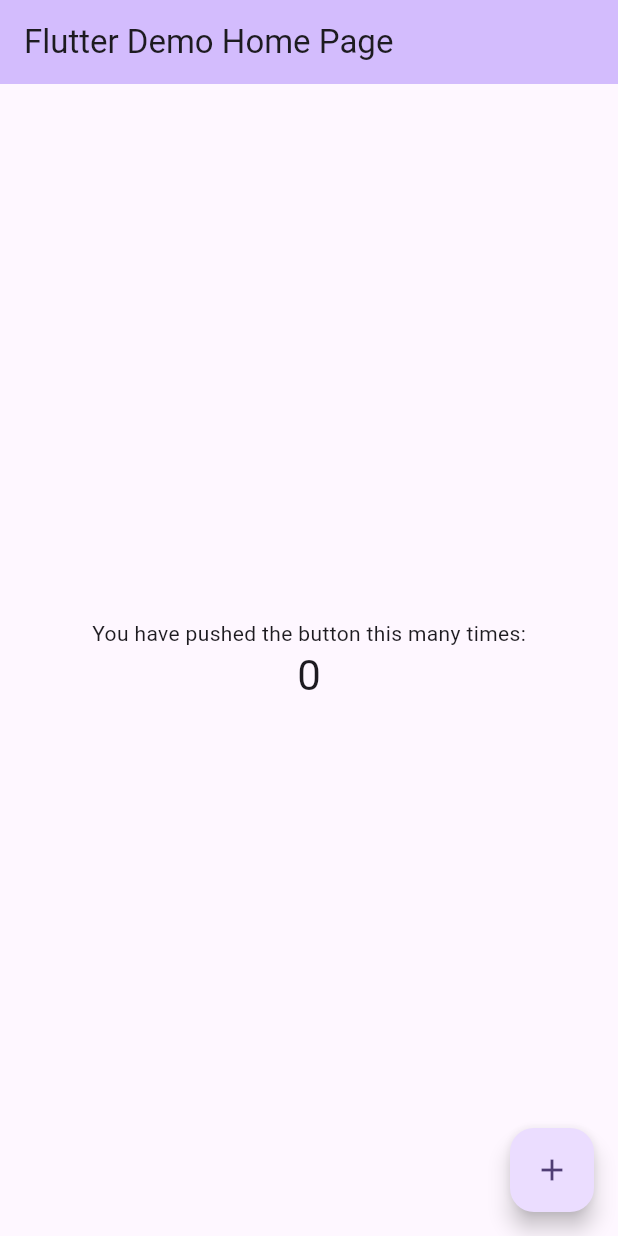
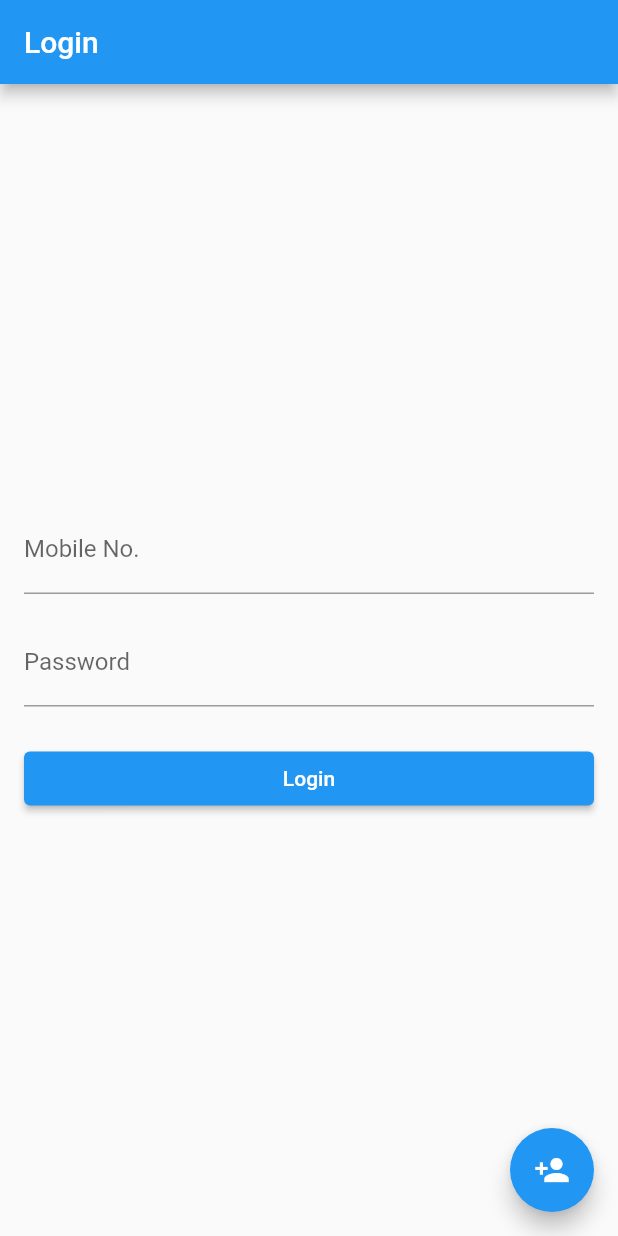
Before and after one commit to yash9111/Women-Safety-App, a Flutter app: the screen it shows after launch, on a phone screen of 412 x 824 dp. Run offline on Flutter 3.47's test engine with Material 2 defaults, Android fonts, the phone set to English and light mode, and no system bars.

Commit message:
added login and regristration functionality

```diff
--- /dev/null
+++ b/lib/Screens/loginScreen.dart
@@ -0,0 +1,59 @@
+import 'package:flutter/material.dart';
+import 'package:women_safety_app/Screens/regristrationScreen.dart';
+
+class LoginPage extends StatelessWidget {
+  @override
+  Widget build(BuildContext context) {
+    return Scaffold(
+      appBar: AppBar(title: Text("Login")),
+      body: Center(
+        child: LoginForm(),
+      ),
+      floatingActionButton: FloatingActionButton(
+        onPressed: () {
+          Navigator.push(
+            context,
+            MaterialPageRoute(builder: (context) => RegistrationPage()),
+          );
+        },
+        child: Icon(Icons.person_add),
+      ),
+    );
+  }
+}
+
+class LoginForm extends StatelessWidget {
+  @override
+  Widget build(BuildContext context) {
+    TextEditingController username_controller = TextEditingController();
+    TextEditingController password_controller = TextEditingController();
+
+    return Padding(
+      padding: const EdgeInsets.all(16.0),
+      child: Column(
+        mainAxisAlignment: MainAxisAlignment.center,
+        crossAxisAlignment: CrossAxisAlignment.stretch,
+        children: [
+          TextField(
+            decoration: InputDecoration(labelText: "Mobile No."),
+            controller: username_controller,
+          ),
+          SizedBox(height: 16.0),
+          TextField(
+            decoration: InputDecoration(labelText: "Password"),
+            controller: password_controller,
+            obscureText: true,
+          ),
+          SizedBox(height: 24.0),
+          ElevatedButton(
+            onPressed: () {
+              print(username_controller.text.toString());
+              print(password_controller.text);
+            },
+            child: Text("Login"),
+          ),
+        ],
+      ),
+    );
+  }
+}
--- a/lib/main.dart
+++ b/lib/main.dart
@@ -1,125 +1,17 @@
 import 'package:flutter/material.dart';
 
+import 'Screens/loginScreen.dart';
+
 void main() {
-  runApp(const MyApp());
+  runApp(MyApp());
 }
 
 class MyApp extends StatelessWidget {
-  const MyApp({super.key});
-
-  // This widget is the root of your application.
   @override
   Widget build(BuildContext context) {
     return MaterialApp(
-      title: 'Flutter Demo',
-      theme: ThemeData(
-        // This is the theme of your application.
-        //
-        // TRY THIS: Try running your application with "flutter run". You'll see
-        // the application has a blue toolbar. Then, without quitting the app,
-        // try changing the seedColor in the colorScheme below to Colors.green
-        // and then invoke "hot reload" (save your changes or press the "hot
-        // reload" button in a Flutter-supported IDE, or press "r" if you used
-        // the command line to start the app).
-        //
-        // Notice that the counter didn't reset back to zero; the application
-        // state is not lost during the reload. To reset the state, use hot
-        // restart instead.
-        //
-        // This works for code too, not just values: Most code changes can be
-        // tested with just a hot reload.
-        colorScheme: ColorScheme.fromSeed(seedColor: Colors.deepPurple),
-        useMaterial3: true,
-      ),
-      home: const MyHomePage(title: 'Flutter Demo Home Page'),
+      debugShowCheckedModeBanner: false,
+      home: LoginPage(),
     );
   }
 }
-
-class MyHomePage extends StatefulWidget {
-  const MyHomePage({super.key, required this.title});
-
-  // This widget is the home page of your application. It is stateful, meaning
-  // that it has a State object (defined below) that contains fields that affect
-  // how it looks.
-
-  // This class is the configuration for the state. It holds the values (in this
-  // case the title) provided by the parent (in this case the App widget) and
-  // used by the build method of the State. Fields in a Widget subclass are
-  // always marked "final".
-
-  final String title;
-
-  @override
-  State<MyHomePage> createState() => _MyHomePageState();
-}
-
-class _MyHomePageState extends State<MyHomePage> {
-  int _counter = 0;
-
-  void _incrementCounter() {
-    setState(() {
-      // This call to setState tells the Flutter framework that something has
-      // changed in this State, which causes it to rerun the build method below
-      // so that the display can reflect the updated values. If we changed
-      // _counter without calling setState(), then the build method would not be
-      // called again, and so nothing would appear to happen.
-      _counter++;
-    });
-  }
-
-  @override
-  Widget build(BuildContext context) {
-    // This method is rerun every time setState is called, for instance as done
-    // by the _incrementCounter method above.
-    //
-    // The Flutter framework has been optimized to make rerunning build methods
-    // fast, so that you can just rebuild anything that needs updating rather
-    // than having to individually change instances of widgets.
-    return Scaffold(
-      appBar: AppBar(
-        // TRY THIS: Try changing the color here to a specific color (to
-        // Colors.amber, perhaps?) and trigger a hot reload to see the AppBar
-        // change color while the other colors stay the same.
-        backgroundColor: Theme.of(context).colorScheme.inversePrimary,
-        // Here we take the value from the MyHomePage object that was created by
-        // the App.build method, and use it to set our appbar title.
-        title: Text(widget.title),
-      ),
-      body: Center(
-        // Center is a layout widget. It takes a single child and positions it
-        // in the middle of the parent.
-        child: Column(
-          // Column is also a layout widget. It takes a list of children and
-          // arranges them vertically. By default, it sizes itself to fit its
-          // children horizontally, and tries to be as tall as its parent.
-          //
-          // Column has various properties to control how it sizes itself and
-          // how it positions its children. Here we use mainAxisAlignment to
-          // center the children vertically; the main axis here is the vertical
-          // axis because Columns are vertical (the cross axis would be
-          // horizontal).
-          //
-          // TRY THIS: Invoke "debug painting" (choose the "Toggle Debug Paint"
-          // action in the IDE, or press "p" in the console), to see the
-          // wireframe for each widget.
-          mainAxisAlignment: MainAxisAlignment.center,
-          children: <Widget>[
-            const Text(
-              'You have pushed the button this many times:',
-            ),
-            Text(
-              '$_counter',
-              style: Theme.of(context).textTheme.headlineMedium,
-            ),
-          ],
-        ),
-      ),
-      floatingActionButton: FloatingActionButton(
-        onPressed: _incrementCounter,
-        tooltip: 'Increment',
-        child: const Icon(Icons.add),
-      ), // This trailing comma makes auto-formatting nicer for build methods.
-    );
-  }
-}
```
Also changed, not shown: lib/Screens/homeScreen.dart (added, +15 -0 lines), lib/Screens/regristrationScreen.dart (added, +51 -0 lines).
